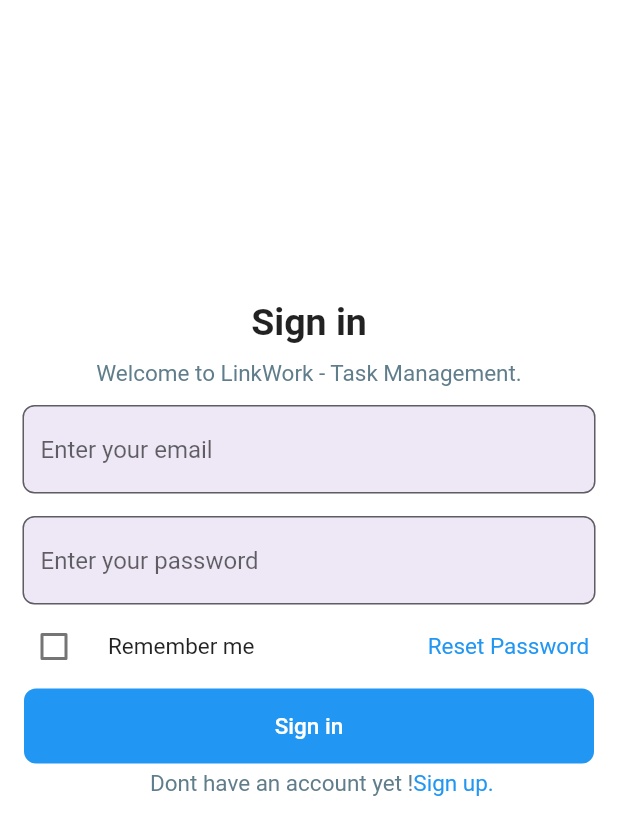
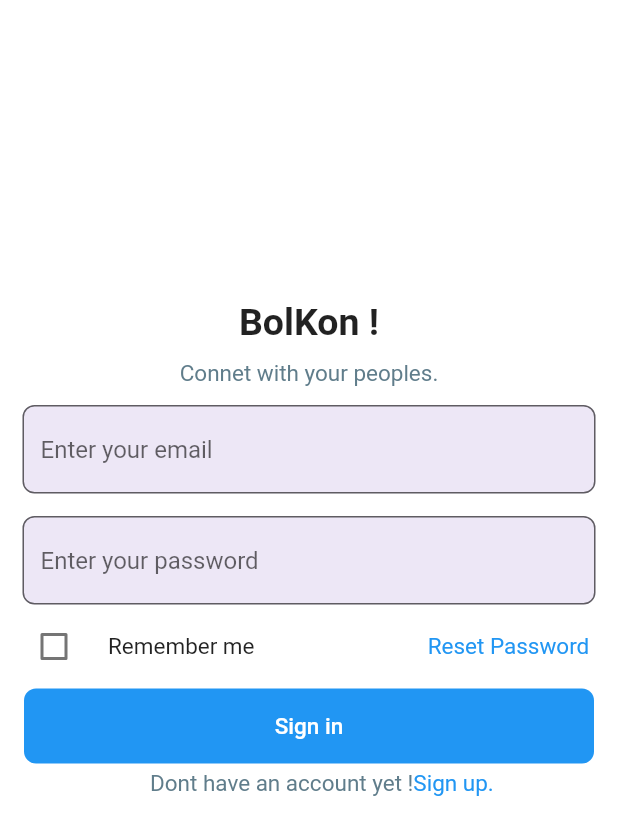
Before and after one commit to akshaysurve24/chat_akki_app, a Flutter app: the screen it shows after launch, on a phone screen of 412 x 824 dp. Shown: the top 835 px of the screen. Run offline on Flutter 3.47's test engine with Material 2 defaults, Android fonts, the phone set to English and light mode, and no system bars.

Commit message:
changed the title and slogan.
changed the title and slogan of login. dart page

```diff
--- a/lib/login_page.dart
+++ b/lib/login_page.dart
@@ -38,14 +38,14 @@ class _LoginDemoState extends State<LoginDemo> {
                 child: Column(
                   children: [
                     Text(
-                      "Sign in",
+                      "BolKon !",
                       style:
                       TextStyle(fontWeight: FontWeight.bold, fontSize: 25),
                     ),
                     Padding(
                       padding: const EdgeInsets.symmetric(vertical: 11),
                       child: Text(
-                        "Welcome to LinkWork - Task Management.",
+                        "Connet with your peoples.",
                         style: TextStyle(
                             fontWeight: FontWeight.normal,
                             color: Colors.blueGrey,
```
